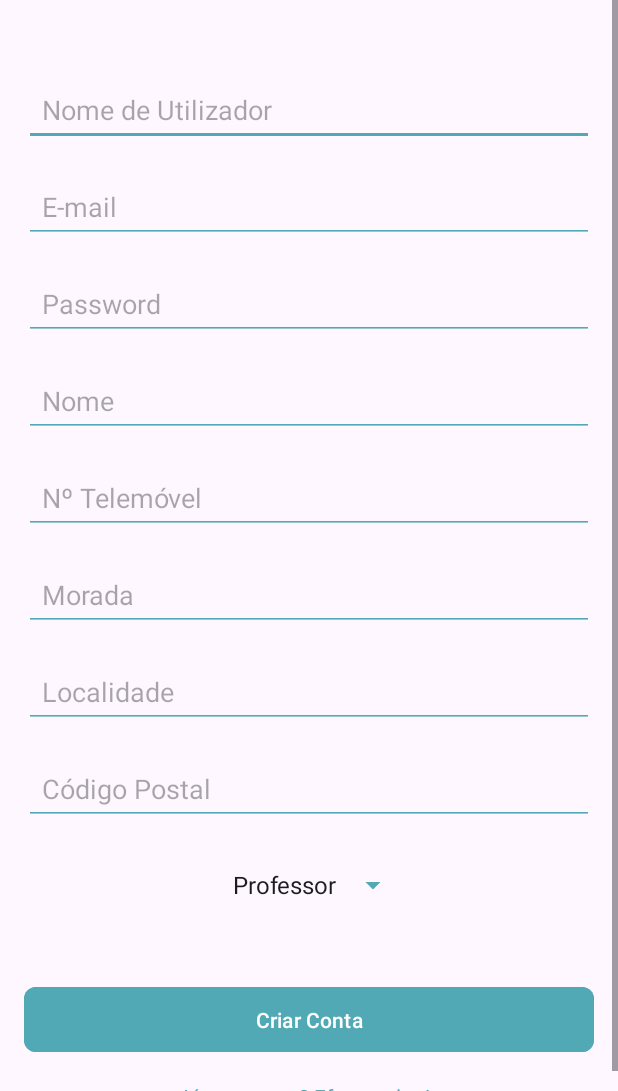
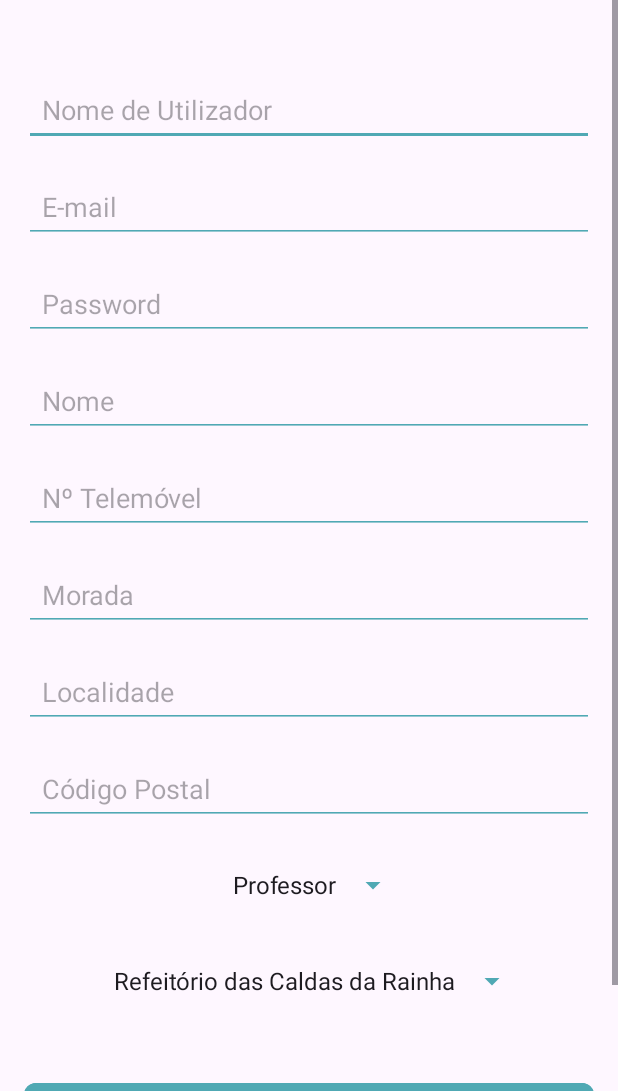
Before and after one commit to mariainesgj/PSI_Refeitorio_AMSI, an Android app: the RegisterActivity screen opened directly, with no data from a screen before it, on a phone screen of 412 x 824 dp, the part 145-1236 px from its top. Run offline under Robolectric (Android 15) with nearby library versions, the phone set to English and light mode, and no system bars; our stand-ins replace data binding.

Commit message:
register flow

```diff
--- a/app/src/main/AndroidManifest.xml
+++ b/app/src/main/AndroidManifest.xml
@@ -1,6 +1,8 @@
 <?xml version="1.0" encoding="utf-8"?>
 <manifest xmlns:android="http://schemas.android.com/apk/res/android"
     xmlns:tools="http://schemas.android.com/tools">
+
+    <uses-permission android:name="android.permission.INTERNET" />
 
     <application
         android:name=".MainApplication"
--- a/app/src/main/java/pt/ipleiria/estg/dei/refeitorio/data/network/ApiEndpoints.java
+++ b/app/src/main/java/pt/ipleiria/estg/dei/refeitorio/data/network/ApiEndpoints.java
@@ -3,4 +3,5 @@ package pt.ipleiria.estg.dei.refeitorio.data.network;
 public class ApiEndpoints {
     public static final String BASE_URL = "http://localhost/refeitorio-api/backend/web/api";
     public static final String LOGIN = BASE_URL + "/login";
+    public static final String REGISTER = BASE_URL + "/register";
 }
--- a/app/src/main/java/pt/ipleiria/estg/dei/refeitorio/ui/activities/LoginActivity.java
+++ b/app/src/main/java/pt/ipleiria/estg/dei/refeitorio/ui/activities/LoginActivity.java
@@ -12,7 +12,6 @@ import androidx.lifecycle.ViewModelProvider;
 
 import java.util.Objects;
 
-import pt.ipleiria.estg.dei.refeitorio.R;
 import pt.ipleiria.estg.dei.refeitorio.data.repository.UserRepository;
 import pt.ipleiria.estg.dei.refeitorio.databinding.ActivityLoginBinding;
 import pt.ipleiria.estg.dei.refeitorio.ui.viewmodel.GenericViewModelFactory;
--- a/app/src/main/java/pt/ipleiria/estg/dei/refeitorio/ui/activities/RegisterActivity.java
+++ b/app/src/main/java/pt/ipleiria/estg/dei/refeitorio/ui/activities/RegisterActivity.java
@@ -1,20 +1,26 @@
 package pt.ipleiria.estg.dei.refeitorio.ui.activities;
 
 import androidx.annotation.NonNull;
+import androidx.annotation.Nullable;
+import androidx.appcompat.app.AlertDialog;
 import androidx.appcompat.app.AppCompatActivity;
+import androidx.lifecycle.ViewModelProvider;
 
 import android.os.Bundle;
+import android.util.Log;
 import android.view.MenuItem;
 
 import java.util.Objects;
 
-import pt.ipleiria.estg.dei.refeitorio.R;
-import pt.ipleiria.estg.dei.refeitorio.databinding.ActivityLoginBinding;
+import pt.ipleiria.estg.dei.refeitorio.data.repository.UserRepository;
 import pt.ipleiria.estg.dei.refeitorio.databinding.ActivityRegisterBinding;
+import pt.ipleiria.estg.dei.refeitorio.ui.viewmodel.GenericViewModelFactory;
+import pt.ipleiria.estg.dei.refeitorio.ui.viewmodel.RegisterViewModel;
 
 public class RegisterActivity extends AppCompatActivity {
 
     private ActivityRegisterBinding binding;
+    private RegisterViewModel viewModel;
 
     @Override
     protected void onCreate(Bundle savedInstanceState) {
@@ -23,6 +29,32 @@ public class RegisterActivity extends AppCompatActivity {
         setContentView(binding.getRoot());
         setSupportActionBar(binding.appBarRegister.toolbar);
         Objects.requireNonNull(getSupportActionBar()).setDisplayHomeAsUpEnabled(true);
+
+        UserRepository repository =  new UserRepository(this);
+        GenericViewModelFactory<RegisterViewModel, UserRepository>  factory =
+                new GenericViewModelFactory<>(RegisterViewModel.class, repository);
+
+        viewModel = new ViewModelProvider(this, factory).get(RegisterViewModel.class);
+        binding.setViewModel(viewModel);
+
+        viewModel.getDoSuccess().observe(this, value -> {
+            if(value){
+                //TODO redirect to HomePage
+                Log.i( "Registo","Registo efetuado com sucesso");
+            }
+
+        });
+
+        viewModel.getErrors().observe(this, value -> {
+            new AlertDialog.Builder(this)
+                    .setTitle("Error")
+                    .setMessage(value)
+                    .setPositiveButton("OK", (dialog, which) -> {
+                        // Action for OK button
+                        dialog.dismiss();
+                    })
+                    .show();
+        });
     }
 
     @Override
@@ -34,4 +66,8 @@ public class RegisterActivity extends AppCompatActivity {
         return super.onOptionsItemSelected(item);
     }
 
+    @Override
+    protected void onResume() {
+        super.onResume();
+    }
 }
--- /dev/null
+++ b/app/src/main/java/pt/ipleiria/estg/dei/refeitorio/ui/viewmodel/RegisterViewModel.java
@@ -0,0 +1,46 @@
+package pt.ipleiria.estg.dei.refeitorio.ui.viewmodel;
+
+import androidx.lifecycle.LiveData;
+import androidx.lifecycle.MutableLiveData;
+import androidx.lifecycle.ViewModel;
+
+import pt.ipleiria.estg.dei.refeitorio.data.repository.UserRepository;
+
+public class RegisterViewModel extends ViewModel {
+
+    private final UserRepository userRepository;
+
+    public MutableLiveData<String> username = new MutableLiveData<>("");
+    public MutableLiveData<String> email = new MutableLiveData<>("");
+    public MutableLiveData<String> password = new MutableLiveData<>("");
+    public MutableLiveData<String> nameUser = new MutableLiveData<>("");
+    public MutableLiveData<String> phoneNumber = new MutableLiveData<>("");
+    public MutableLiveData<String> address = new MutableLiveData<>("");
+    public MutableLiveData<String> locale = new MutableLiveData<>("");
+    public MutableLiveData<String> postalCode = new MutableLiveData<>("");
+    public MutableLiveData<String> role = new MutableLiveData<>("");
+    public MutableLiveData<String> cozinha = new MutableLiveData<>("");  //Inicializado com um valor inteiro
+    private MutableLiveData<Boolean> doSuccess = new MutableLiveData<>(false);
+    private MutableLiveData<String> errors = new MutableLiveData<>();
+    public LiveData<String> getErrors(){
+        return errors;
+    }
+    public LiveData<Boolean> getDoSuccess(){
+        return doSuccess;
+    }
+
+    public RegisterViewModel(UserRepository userRepository){
+        this.userRepository = userRepository;
+    }
+
+    public void doRegister(){
+        userRepository.register(username.getValue(), email.getValue(), password.getValue(),
+                nameUser.getValue(), phoneNumber.getValue(), address.getValue(), locale.getValue(),
+                postalCode.getValue(), role.getValue(), 0, response -> {
+                    doSuccess.postValue(true);
+                }, error -> {
+                    errors.postValue(error);
+                });
+    }
+
+}
--- a/app/src/main/res/layout/activity_register.xml
+++ b/app/src/main/res/layout/activity_register.xml
@@ -1,5 +1,11 @@
 <?xml version="1.0" encoding="utf-8"?>
 <layout>
+    <data>
+        <variable
+            name="viewModel"
+            type="pt.ipleiria.estg.dei.refeitorio.ui.viewmodel.RegisterViewModel" />
+    </data>
+
     <ScrollView
         xmlns:android="http://schemas.android.com/apk/res/android"
         xmlns:app="http://schemas.android.com/apk/res-auto"
@@ -37,6 +43,7 @@
                 android:layout_width="0dp"
                 android:layout_height="wrap_content"
                 android:hint="Nome de Utilizador"
+                android:text="@={viewModel.username}"
                 android:inputType="text"
                 android:backgroundTint="#50A9B4"
                 android:layout_marginHorizontal="16dp"
@@ -51,6 +58,7 @@
                 android:layout_width="0dp"
                 android:layout_height="wrap_content"
                 android:hint="E-mail"
+                android:text="@={viewModel.email}"
                 android:inputType="textEmailAddress"
                 android:backgroundTint="#50A9B4"
                 android:layout_marginHorizontal="16dp"
@@ -65,6 +73,7 @@
                 android:layout_width="0dp"
                 android:layout_height="wrap_content"
                 android:hint="Password"
+                android:text="@={viewModel.password}"
                 android:inputType="textPassword"
                 android:backgroundTint="#50A9B4"
                 android:layout_marginHorizontal="16dp"
@@ -79,6 +88,7 @@
                 android:layout_width="0dp"
                 android:layout_height="wrap_content"
                 android:hint="Nome"
+                android:text="@={viewModel.nameUser}"
                 android:inputType="text"
                 android:backgroundTint="#50A9B4"
                 android:layout_marginHorizontal="16dp"
@@ -93,6 +103,7 @@
                 android:layout_width="0dp"
                 android:layout_height="wrap_content"
                 android:hint="Nº Telemóvel"
+                android:text="@={viewModel.phoneNumber}"
                 android:inputType="phone"
                 android:backgroundTint="#50A9B4"
                 android:layout_marginHorizontal="16dp"
@@ -107,6 +118,7 @@
                 android:layout_width="0dp"
                 android:layout_height="wrap_content"
                 android:hint="Morada"
+                android:text="@={viewModel.address}"
                 android:inputType="text"
                 android:backgroundTint="#50A9B4"
                 android:layout_marginHorizontal="16dp"
@@ -121,6 +133,7 @@
                 android:layout_width="0dp"
                 android:layout_height="wrap_content"
                 android:hint="Localidade"
+                android:text="@={viewModel.locale}"
                 android:inputType="text"
                 android:backgroundTint="#50A9B4"
                 android:layout_marginHorizontal="16dp"
@@ -135,6 +148,7 @@
                 android:layout_width="0dp"
                 android:layout_height="wrap_content"
                 android:hint="Código Postal"
+                android:text="@={viewModel.postalCode}"
                 android:inputType="textPostalAddress"
                 android:backgroundTint="#50A9B4"
                 android:layout_marginHorizontal="16dp"
@@ -158,6 +172,20 @@
                 android:minWidth="48dp"
                 android:padding="8dp" />
 
+            <Spinner
+                android:id="@+id/roleSpinner2"
+                android:layout_width="wrap_content"
+                android:layout_height="48dp"
+                android:layout_marginHorizontal="16dp"
+                android:layout_marginTop="16dp"
+                android:entries="@array/cozinha_array"
+                android:backgroundTint="#50A9B4"
+                app:layout_constraintTop_toBottomOf="@id/roleSpinner"
+                app:layout_constraintStart_toStartOf="parent"
+                app:layout_constraintEnd_toEndOf="parent"
+                android:minWidth="48dp"
+                android:padding="8dp" />
+
 
             <com.google.android.material.button.MaterialButton
                 android:id="@+id/btn_entrar"
@@ -171,7 +199,7 @@
                 android:textAllCaps="false"
                 android:paddingVertical="12dp"
                 app:cornerRadius="8dp"
-                app:layout_constraintTop_toBottomOf="@id/roleSpinner"
+                app:layout_constraintTop_toBottomOf="@id/roleSpinner2"
                 app:layout_constraintStart_toStartOf="parent"
                 app:layout_constraintEnd_toEndOf="parent" />
 
--- a/app/src/main/res/values/strings.xml
+++ b/app/src/main/res/values/strings.xml
@@ -16,4 +16,9 @@
         <item>Professor</item>
         <item>Aluno</item>
     </string-array>
+
+    <string-array name="cozinha_array">
+        <item>Refeitório das Caldas da Rainha</item>
+        <item>Refeitório de Leiria</item>
+    </string-array>
 </resources>
```
Also changed, not shown: app/src/main/java/pt/ipleiria/estg/dei/refeitorio/data/repository/UserRepository.java (+43 -4 lines).
